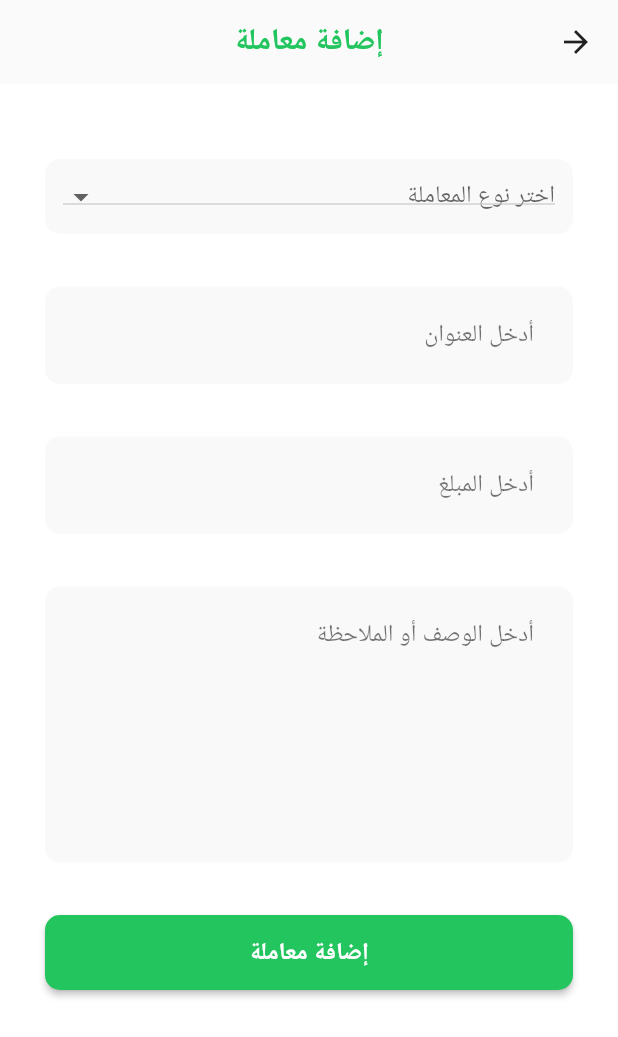
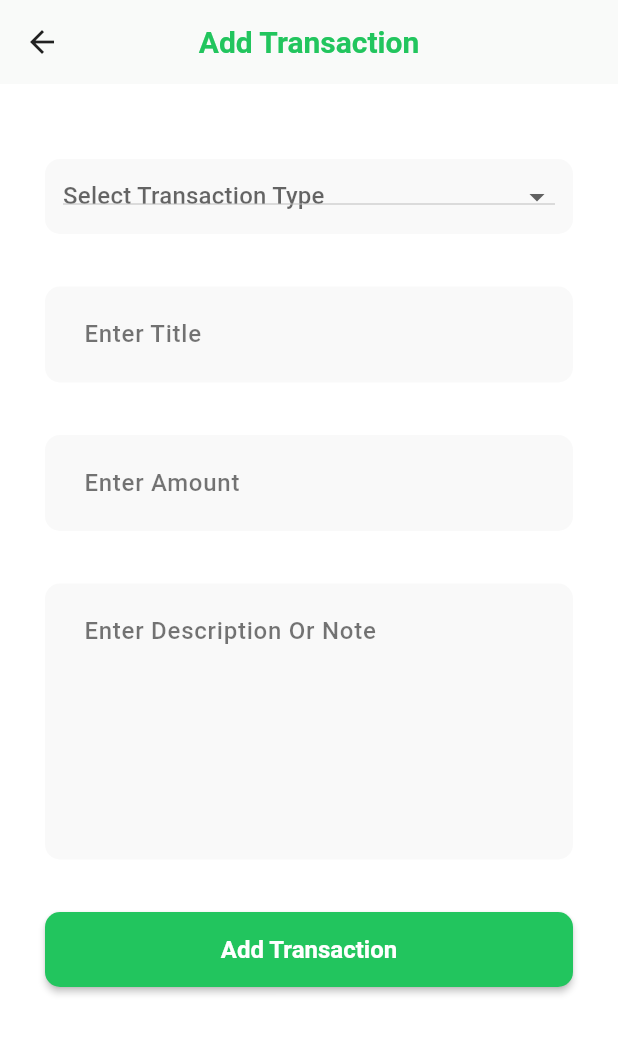
Before and after one commit to ahmedelzek/wallet, a Flutter app: the screen it shows after launch, after a tap on the "add" icon, on a phone screen of 412 x 824 dp. Shown: the top 1037 px of the screen. Run offline on Flutter 3.47's test engine with Material 3 defaults, Android fonts, the phone set to English and light mode, and no system bars; our stand-ins replace flutter_bloc, flutter_native_splash, flutter_slidable, get_it, hive, hive_flutter; accounts and stored records are empty; generated files the repository leaves out were written again.

```diff
--- a/lib/core/customized_widgets/customized_type_drop_down.dart
+++ b/lib/core/customized_widgets/customized_type_drop_down.dart
@@ -1,10 +1,9 @@
 import 'package:flutter/material.dart';
-
 import '../../l10n/app_translations.dart';
 import '../resources/app_colors.dart';
-import '../resources/color_list.dart';
+import '../resources/transaction_types.dart';
 
-Widget customizedTypeDropDown(String? selectedType, Function(String?) onChanged){
+Widget customizedTypeDropDown(TransactionType? selectedType, Function(TransactionType?) onChanged) {
   return Container(
     height: 50,
     width: double.infinity,
@@ -13,18 +12,18 @@ Widget customizedTypeDropDown(String? selectedType, Function(String?) onChanged)
       color: AppColors.lightGrey,
       borderRadius: BorderRadius.circular(10),
     ),
-    child: DropdownButton<String>(
+    child: DropdownButton<TransactionType>(
       key: ValueKey(selectedType),
       isExpanded: true,
       hint: Text(LocalizationService.instance.tr.selectTransactionType),
       value: selectedType,
-      items: typeColors.keys.map((String type) {
-        return DropdownMenuItem<String>(
+      items: TransactionType.values.map((type) {
+        return DropdownMenuItem<TransactionType>(
           value: type,
           child: Text(
-            type,
+            type.getLocalizedName(),
             style: TextStyle(
-              color: typeColors[type],
+              color: type.color,
               fontWeight: FontWeight.bold,
             ),
           ),
--- a/lib/core/di/injector.dart
+++ b/lib/core/di/injector.dart
@@ -19,6 +19,7 @@ import '../../domain/use_cases/search_transaction_usecase.dart';
 import '../../domain/use_cases/update_transaction_usecase.dart';
 import '../../features/home_screen/debts_page/cubit/debts_cubit.dart';
 import '../../features/home_screen/home_page/cubit/transaction_cubit.dart';
+import '../../features/home_screen/settings_page/cubit/language_cubit.dart';
 
 final sl = GetIt.instance;
 
@@ -27,6 +28,11 @@ Future<void> initDependencies() async {
   Hive.registerAdapter(TransactionModelAdapter());
 
   final transactionBox = await Hive.openBox<TransactionModel>('transactions');
+  await Hive.openBox('settings');
+
+  final languageCubit = LanguageCubit();
+  await languageCubit.loadLanguage();
+  sl.registerSingleton<LanguageCubit>(languageCubit);
 
   sl.registerLazySingleton<Box<TransactionModel>>(() => transactionBox);
 
--- /dev/null
+++ b/lib/core/resources/transaction_types.dart
@@ -0,0 +1,52 @@
+import 'package:flutter/material.dart';
+import '../../l10n/app_translations.dart';
+import '../resources/app_colors.dart';
+
+enum TransactionType {
+  income,
+  outgoing,
+  savings,
+  debtPending,
+  debtPaid,
+}
+
+extension TransactionTypeExtension on TransactionType {
+  String get key => toString().split('.').last;
+
+  String getLocalizedName() {
+    final tr = LocalizationService.instance.tr;
+    switch (this) {
+      case TransactionType.income:
+        return tr.income;
+      case TransactionType.outgoing:
+        return tr.outgoing;
+      case TransactionType.savings:
+        return tr.savings;
+      case TransactionType.debtPending:
+        return tr.debtPending;
+      case TransactionType.debtPaid:
+        return tr.debtPaid;
+    }
+  }
+
+  Color get color {
+    switch (this) {
+      case TransactionType.income:
+        return AppColors.green;
+      case TransactionType.outgoing:
+        return AppColors.red;
+      case TransactionType.savings:
+        return AppColors.blue;
+      case TransactionType.debtPending:
+      case TransactionType.debtPaid:
+        return AppColors.orange;
+    }
+  }
+
+  static TransactionType fromKey(String key) {
+    return TransactionType.values.firstWhere(
+          (t) => t.key == key,
+      orElse: () => TransactionType.income,
+    );
+  }
+}
--- a/lib/features/add_transaction_screen/add_transaction_screen.dart
+++ b/lib/features/add_transaction_screen/add_transaction_screen.dart
@@ -7,6 +7,7 @@ import 'package:wallet/core/resources/app_colors.dart';
 import '../../../domain/entities/transactions_entities.dart';
 import '../../../domain/use_cases/add_transaction_usecase.dart';
 import '../../../l10n/app_translations.dart';
+import '../../core/resources/transaction_types.dart';
 import '../home_screen/home_page/cubit/transaction_cubit.dart';
 import 'cubit/add_transaction_state.dart';
 import 'cubit/add_transactions_cubit.dart';
@@ -25,7 +26,7 @@ class _AddTransactionScreenState extends State<AddTransactionScreen> {
   final TextEditingController _amountController = TextEditingController();
   final TextEditingController _noteController = TextEditingController();
 
-  String? _selectedType;
+  TransactionType? _selectedType;
 
   @override
   void dispose() {
@@ -108,7 +109,7 @@ class _AddTransactionScreenState extends State<AddTransactionScreen> {
                           note: _noteController.text.isEmpty
                               ? null
                               : _noteController.text,
-                          type: _selectedType!,
+                          type: _selectedType!.key,
                         );
                          context
                             .read<AddTransactionCubit>()
--- a/lib/features/home_screen/home_screen.dart
+++ b/lib/features/home_screen/home_screen.dart
@@ -1,6 +1,7 @@
 import 'package:flutter/material.dart';
-
+import 'package:flutter_bloc/flutter_bloc.dart';
 import '../../core/resources/app_colors.dart';
+import '../../features/home_screen/settings_page/cubit/language_cubit.dart';
 import '../../l10n/app_translations.dart';
 import 'home_widgets.dart';
 
@@ -28,27 +29,28 @@ class _HomeScreenState extends State<HomeScreen> {
       child: Scaffold(
         backgroundColor: Colors.white,
         body: taps[selectedIndex],
-        bottomNavigationBar: Container(
-          margin: EdgeInsets.symmetric(vertical: 14, horizontal: 8),
+
+        bottomNavigationBar: BlocBuilder<LanguageCubit, Locale>(
+          builder: (context, locale) {
+            return Container(
+              margin: const EdgeInsets.symmetric(vertical: 14, horizontal: 8),
               decoration: BoxDecoration(
-            borderRadius: BorderRadius.all(Radius.circular(20)),
-            border: Border.all(width: 8, color: AppColors.transparentGreen)
+                borderRadius: const BorderRadius.all(Radius.circular(20)),
+                border: Border.all(width: 8, color: AppColors.transparentGreen),
               ),
               child: BottomNavigationBar(
                 selectedLabelStyle: const TextStyle(
-                fontSize: 12, // Fixed font size
+                  fontSize: 12,
                   fontWeight: FontWeight.w500,
                 ),
                 unselectedLabelStyle: const TextStyle(
-                fontSize: 12, // Same as selected
+                  fontSize: 12,
                   fontWeight: FontWeight.w500,
                 ),
                 iconSize: 32,
                 selectedItemColor: AppColors.green,
                 unselectedItemColor: Colors.grey,
-              onTap: (index) {
-                changeTab(index);
-              },
+                onTap: changeTab,
                 type: BottomNavigationBarType.fixed,
                 currentIndex: selectedIndex,
                 items: generateBottomNavItems({
@@ -56,7 +58,10 @@ class _HomeScreenState extends State<HomeScreen> {
                   Icons.library_books_sharp: LocalizationService.instance.tr.transactions,
                   Icons.wallet: LocalizationService.instance.tr.debts,
                   Icons.settings: LocalizationService.instance.tr.settings,
-              })),
+                }),
+              ),
+            );
+          },
         ),
       ),
     );
--- /dev/null
+++ b/lib/features/home_screen/settings_page/cubit/language_cubit.dart
@@ -0,0 +1,25 @@
+import 'dart:ui';
+
+import 'package:flutter_bloc/flutter_bloc.dart';
+import 'package:hive/hive.dart';
+
+class LanguageCubit extends Cubit<Locale> {
+  static const String _boxName = 'settings';
+  static const String _langKey = 'lang';
+
+  LanguageCubit() : super(const Locale('en')) {
+    loadLanguage();
+  }
+
+  Future<void> loadLanguage() async {
+    final box = Hive.box(_boxName);
+    final langCode = box.get(_langKey, defaultValue: 'en');
+    emit(Locale(langCode));
+  }
+
+  Future<void> changeLanguage(String langCode) async {
+    final box = Hive.box(_boxName);
+    await box.put(_langKey, langCode);
+    emit(Locale(langCode));
+  }
+}
--- a/lib/l10n/app_en.arb
+++ b/lib/l10n/app_en.arb
@@ -48,5 +48,8 @@
   "transactionEditedSuccessfully": "Transaction Edited Successfully",
   "deletingAllTransactions": "Deleting all transactions...'",
   "deleteAllTransactionsSuccessfully": "All Transactions Deleted Successfully",
-  "failedToDeleteTransactions": "Failed to delete transactions"
+  "failedToDeleteTransactions": "Failed to delete transactions",
+  "updateTransaction": "Update Transaction",
+  "updatedSuccess": "Transaction Updated Successfully",
+  "failedToUpdateTransaction": "Failed to update transaction"
 }
--- a/lib/main.dart
+++ b/lib/main.dart
@@ -4,12 +4,14 @@ import 'package:flutter_gen/gen_l10n/app_localizations.dart';
 import 'package:flutter_native_splash/flutter_native_splash.dart';
 import 'package:wallet/features/home_screen/debts_page/cubit/debts_cubit.dart';
 import 'package:wallet/features/home_screen/settings_page/cubit/delete_cubit.dart';
+
 import 'core/di/injector.dart';
 import 'core/resources/app_theme.dart';
 import 'features/add_transaction_screen/add_transaction_screen.dart';
 import 'features/add_transaction_screen/cubit/add_transactions_cubit.dart';
 import 'features/home_screen/home_page/cubit/transaction_cubit.dart';
 import 'features/home_screen/home_screen.dart';
+import 'features/home_screen/settings_page/cubit/language_cubit.dart';
 import 'features/update_transaction_screen/cubit/update_transaction_cubit.dart';
 import 'features/update_transaction_screen/update_transaction_screen.dart';
 import 'l10n/app_translations.dart';
@@ -30,37 +32,34 @@ class MyApp extends StatelessWidget {
   Widget build(BuildContext context) {
     return MultiBlocProvider(
       providers: [
-        BlocProvider(
-          create: (_) => sl<AddTransactionCubit>(),
-        ),
-        BlocProvider(
-          create: (_) => sl<TransactionCubit>()..loadTransactions(),
-        ),
-        BlocProvider(
-          create: (_) => sl<DeleteAllCubit>(),
-        ),
-        BlocProvider(
-          create: (_) => sl<UpdateTransactionCubit>(),
-        ),
-        BlocProvider(
-          create: (_) => sl<DebtsCubit>(),
-        ),
+        BlocProvider(create: (_) => sl<AddTransactionCubit>()),
+        BlocProvider(create: (_) => sl<TransactionCubit>()..loadTransactions()),
+        BlocProvider(create: (_) => sl<DeleteAllCubit>()),
+        BlocProvider(create: (_) => sl<UpdateTransactionCubit>()),
+        BlocProvider(create: (_) => sl<DebtsCubit>()),
+        BlocProvider(create: (_) => sl<LanguageCubit>()),
       ],
-      child: MaterialApp(
+      child: BlocBuilder<LanguageCubit, Locale>(
+        builder: (context, locale) {
+          return MaterialApp(
             theme: AppTheme.lightTheme,
             title: 'Wallet',
             localizationsDelegates: AppLocalizations.localizationsDelegates,
             supportedLocales: AppLocalizations.supportedLocales,
+            locale: locale,
             builder: (context, child) {
               LocalizationService.instance.update(context);
               return child!;
             },
-        locale: const Locale('ar'),
             initialRoute: HomeScreen.routeName,
             routes: {
               HomeScreen.routeName: (context) => const HomeScreen(),
-          AddTransactionScreen.routeName: (context) => AddTransactionScreen(),
-          UpdateTransactionScreen.routeName: (context) => UpdateTransactionScreen(),
+              AddTransactionScreen.routeName:
+                  (context) => AddTransactionScreen(),
+              UpdateTransactionScreen.routeName:
+                  (context) => UpdateTransactionScreen(),
+            },
+          );
         },
       ),
     );
```
Also changed, not shown: lib/core/customized_widgets/customized_language_drop_down.dart (+17 -17 lines), lib/core/customized_widgets/customized_transaction_card.dart (+14 -22 lines), lib/core/resources/color_list.dart (deleted, +0 -12 lines), lib/data/repos/transactions_repository_impl.dart (+6 -6 lines), lib/features/update_transaction_screen/update_transaction_screen.dart (+6 -5 lines). Lines whose indentation alone changed are shown as unchanged.
